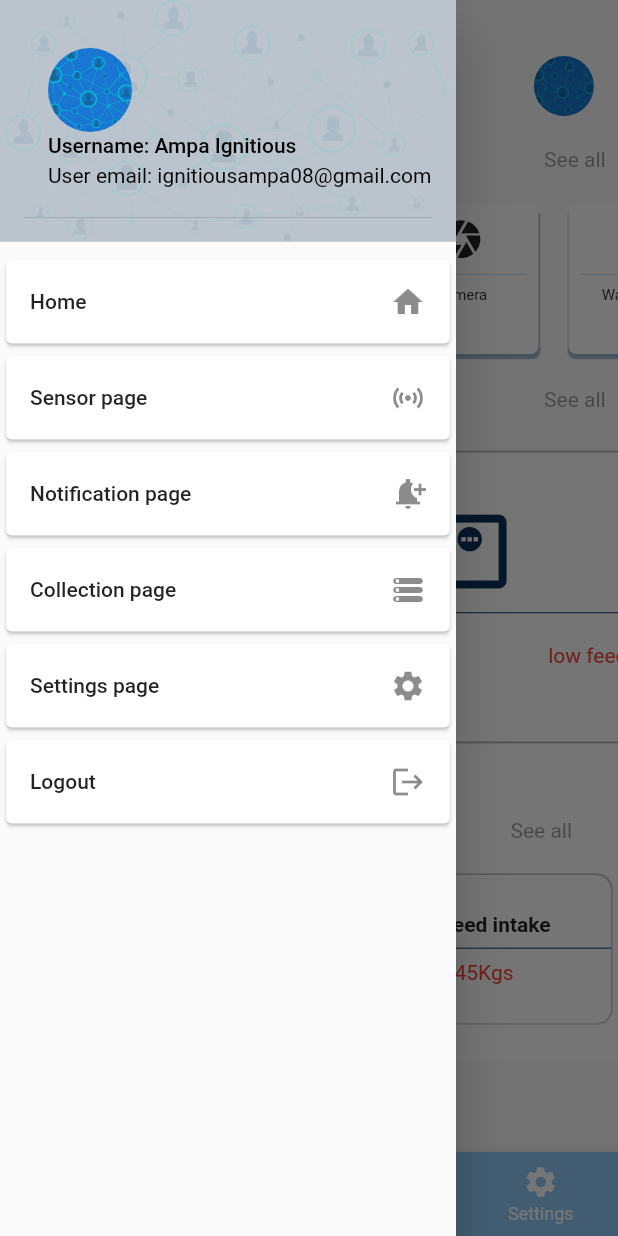
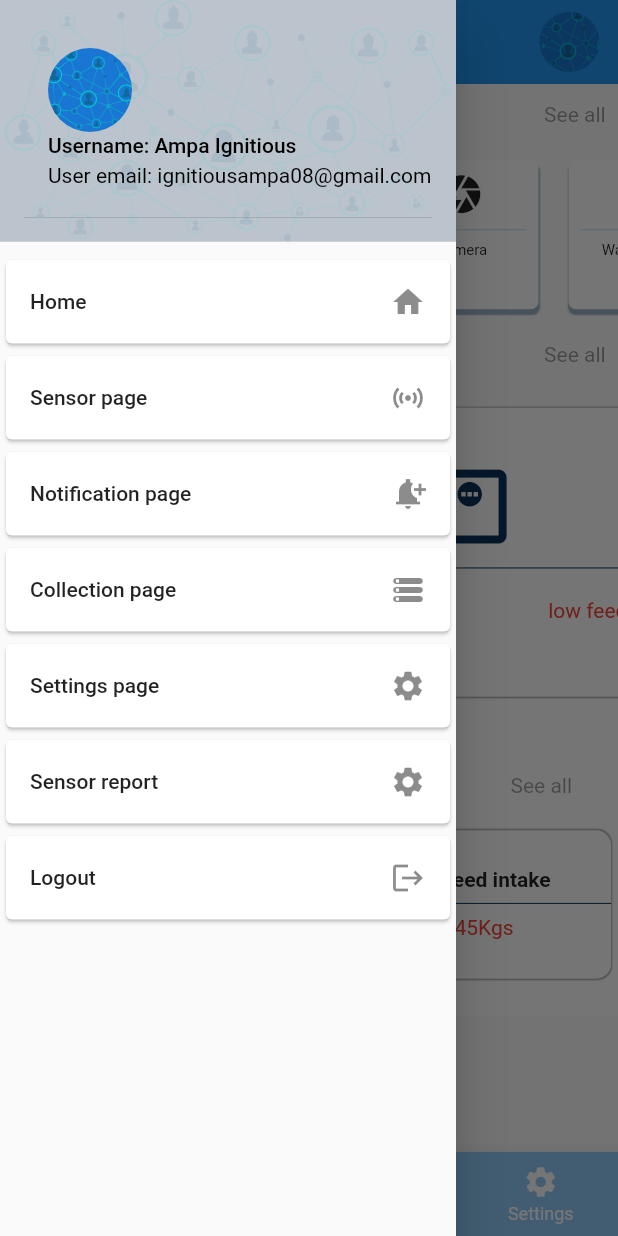
Before and after one commit to ampaignitious/apmsapplication, a Flutter app: the DefaultPageScreen screen opened directly, with the side drawer open, on a phone screen of 412 x 824 dp. Run offline on Flutter 3.47's test engine with Material 2 defaults, Android fonts, the phone set to English and light mode, and no system bars; our stand-ins replace firebase_auth, firebase_core, flutter_local_notifications; accounts and stored records are empty; network calls fail.

Commit message:
finished most of the app functionality

```diff
--- a/lib/Screens/defaultPageScreen.dart
+++ b/lib/Screens/defaultPageScreen.dart
@@ -5,6 +5,7 @@ import 'package:ampsapp/Screens/settingScreen.dart';
 import 'package:flutter/material.dart';
 
 import '../widgets/appDrawer/appDrawer.dart';
+import '../widgets/userAccountWidgets/userConfigurationPage.dart';
 import 'homeScreen.dart';
 
 class DefaultPageScreen extends StatefulWidget {
@@ -20,7 +21,6 @@ class _DefaultPageScreenState extends State<DefaultPageScreen> {
   List Page = [
  HomeScreen(),
  SensorsScreen(),
-//  NotificationScreen(),
  CollectionScreen(),
  SettingScreen(),
 
@@ -31,9 +31,33 @@ class _DefaultPageScreenState extends State<DefaultPageScreen> {
     });
     }
   Widget build(BuildContext context) {
-
+    final size = MediaQuery.of(context).size;
     return Scaffold(
       drawer: AppDrawer(),
+      appBar: AppBar(
+        elevation: 0,
+        title: Center(
+          child: Column(
+            children: [
+              Text("APMS", style: TextStyle(fontSize: size.height*0.05, fontWeight: FontWeight.bold)),
+              Text("Making poultry farming efficient with technology", style: TextStyle(fontSize: size.height*0.009),)
+
+            ],
+          ),
+        ),
+        actions: [
+                    InkWell(
+            onTap: (){
+              Navigator.push(context, MaterialPageRoute(builder: (context){
+                return UserConfigurationPage();
+              }));
+            },
+            child: Padding(
+              padding: EdgeInsets.only(right: size.width*0.03),
+              child: CircleAvatar(backgroundImage: AssetImage("assets/image1.png"),),
+            ))
+        ],
+      ),
       body: Page[_selectedIndex],
 bottomNavigationBar: BottomNavigationBar(
   backgroundColor:Colors.blue[200],
--- a/lib/Screens/homeScreen.dart
+++ b/lib/Screens/homeScreen.dart
@@ -38,9 +38,9 @@ class _HomeScreenState extends State<HomeScreen> {
       child: Scaffold(
         body:Column(
           children: [
-            SizedBox(height: size.height*0.035,),
+            // SizedBox(height: size.height*0.035,),
     // selfmade appbar structure
-    AppbarWidget(),
+    // AppbarWidget(),
     //
     SizedBox(height: size.height*0.015,),
     RowTextDisplayWidget(description: "Some of active sensors",),
@@ -60,7 +60,7 @@ class _HomeScreenState extends State<HomeScreen> {
       //
     //
     SizedBox(height: size.height*0.015,),
-    RowTextDisplayWidget2(description: "Some of System readings",),
+    RowTextDisplayWidget2(description: "Real time sensor readings",),
     // Card displaying some of system readings
     SizedBox(height: size.height*0.025,),
     SystemReadingWidget(),
--- a/lib/Screens/notificationScreen.dart
+++ b/lib/Screens/notificationScreen.dart
@@ -38,9 +38,6 @@ class _NotificationScreenState extends State<NotificationScreen> {
     final size = MediaQuery.of(context).size;
     return Column(
       children: [
-SizedBox(height: size.height*0.035,),
-          // selfmade appbar structure
-AppbarWidget(),
 //
          SizedBox(height: size.height*0.02,),
         Padding(
--- a/lib/Screens/settingScreen.dart
+++ b/lib/Screens/settingScreen.dart
@@ -11,9 +11,6 @@ class _SettingScreenState extends State<SettingScreen> {
   @override
   Widget build(BuildContext context) {
     return Scaffold(
-      appBar: AppBar(
-        title: Text("settings page"),
-      ),
     );
   }
 }
--- a/lib/main.dart
+++ b/lib/main.dart
@@ -21,6 +21,7 @@ final AuthService _authService = AuthService();
       debugShowCheckedModeBanner: false,
       title: 'apms',
       home:_authService.isUserLoggedIn() ? DefaultPageScreen() : LoginScreen(),
+      // home: DefaultPageScreen(),
     );
   }
 }
--- a/lib/widgets/appDrawer/appDrawer.dart
+++ b/lib/widgets/appDrawer/appDrawer.dart
@@ -2,6 +2,7 @@ import 'package:flutter/material.dart';
 
 import '../../Screens/authentication/loginLogic.dart';
 import '../../Screens/authentication/loginScreen.dart';
+import '../sensoConfigurationScreenWidgets/sensorReport.dart';
 
 class AppDrawer extends StatefulWidget {
   const AppDrawer({super.key});
@@ -95,6 +96,19 @@ class _AppDrawerState extends State<AppDrawer> {
                     trailing: Icon(Icons.settings),
                   ),
             ),
+             Card(
+              child: ListTile(
+                    title: const Text('Sensor report'),
+                    onTap: () {
+                      // Update the state of the app.
+                      // ...
+                      Navigator.push(context, MaterialPageRoute(builder: (context){
+                        return SensorReport();
+                      }));
+                    },
+                    trailing: Icon(Icons.settings),
+                  ),
+            ),
                         Card(
               child: ListTile(
                     title: const Text('Logout'),
--- a/lib/widgets/collectionScreenWidgets/temperatureData.dart
+++ b/lib/widgets/collectionScreenWidgets/temperatureData.dart
@@ -47,7 +47,7 @@ class _TemperatureDataReadingState extends State<TemperatureDataReading> {
       // Check for temperature greater than 27 and trigger notification
       temperatureData.forEach((reading) {
         if (reading.temperatureReading > 27) {
-          showNotification(reading.systemId, reading.temperatureReading);
+          // showNotification(reading.systemId, reading.temperatureReading);
         }
       });
 
@@ -104,7 +104,7 @@ void showNotification(String systemId, double temperatureReading) async {
                 return Card(
                   child: ListTile(
                     title: Text('System ID: ${data.systemId}'),
-                    subtitle: data.temperatureReading > 37
+                    subtitle: data.temperatureReading > 32
                         ? Text(
                             'Temperature Reading: ${data.temperatureReading} C',
                             style: TextStyle(color: Colors.red),
--- a/lib/widgets/collectionScreenWidgets/waterCollectionData.dart
+++ b/lib/widgets/collectionScreenWidgets/waterCollectionData.dart
@@ -32,7 +32,7 @@ class _WaterCollectionState extends State<WaterCollection> {
 
       return temperatureData;
     } else {
-      throw Exception('Failed to load temperature data');
+      throw Exception('Failed to load water level data');
     }
   }
 
--- a/lib/widgets/homeScreenWidgets/rowTextDisplayWidget.dart
+++ b/lib/widgets/homeScreenWidgets/rowTextDisplayWidget.dart
@@ -42,7 +42,7 @@ import 'package:flutter/material.dart';
      child: Row(
       mainAxisAlignment: MainAxisAlignment.spaceBetween,
      children: [
-      Text("${description}", style: TextStyle(color: Colors.blue),),
+      Text("${description}", style: TextStyle(color: Colors.blue ),),
       InkWell(
          hoverColor: Colors.amber,
         onTap: (){
--- a/lib/widgets/homeScreenWidgets/systemReadingWidget.dart
+++ b/lib/widgets/homeScreenWidgets/systemReadingWidget.dart
@@ -87,12 +87,12 @@ void showNotification(String systemId, double reading , String alertname) async
   Widget build(BuildContext context) {
     // reading current temperature sensor vlaue, sending notifiction if there is temperature raise
         final temperatureProvider = Provider.of<TemperatureProvider>(context);
-        if (double.parse(temperatureProvider.temperatureReading) > 27) {
+        if (double.parse(temperatureProvider.temperatureReading) > 33) {
                   setState(() {
                     temperatureSensorStatus = "High temperature";
                   });
         showNotification(temperatureProvider.SystemId, double.parse(temperatureProvider.temperatureReading), temperatureProvider.AlertName);
-        }else if( double.parse(temperatureProvider.temperatureReading) < 27){
+        }else if( double.parse(temperatureProvider.temperatureReading) >= 27 && double.parse(temperatureProvider.temperatureReading) < 33){
                   setState(() {
                     temperatureSensorStatus = "Normal range";
                   });
@@ -103,13 +103,13 @@ void showNotification(String systemId, double reading , String alertname) async
 
     // reading current water sensor vlaue, sending notifiction if there is water raise
          final waterProvider = Provider.of<WaterProvider>(context);
-        if (double.parse(waterProvider.waterReading) < 100) {
+        if (double.parse(waterProvider.waterReading) <  0) {
                   setState(() {
                     waterSensorStatus = "Low water";
                   });
 
           showNotification(waterProvider.SystemId, double.parse(waterProvider.waterReading), waterProvider.AlertName);
-        }else if( double.parse(waterProvider.waterReading) >200 ){
+        }else if( double.parse(waterProvider.waterReading) ==0 ){
                   setState(() {
                     waterSensorStatus = "Enough water";
                   });
--- a/lib/widgets/sensoConfigurationScreenWidgets/sensorDisplayWidget.dart
+++ b/lib/widgets/sensoConfigurationScreenWidgets/sensorDisplayWidget.dart
@@ -17,6 +17,7 @@ class _SensorDisplayWidgetState extends State<SensorDisplayWidget> {
     Icons.alarm,
     Icons.camera,
     Icons.water,
+    Icons.security
     ];
     List iconnames=[
       "Light control section",
@@ -24,10 +25,10 @@ class _SensorDisplayWidgetState extends State<SensorDisplayWidget> {
       "Alarm  Section",
       "Camera  Sensor",
       "Water sensor",
+      "Security Section"
     ];
     List number=[
-      // "3","2","1","1","1"
-      3,2,1,1,1
+      3,1,1,1,1,1
     ];
   Widget build(BuildContext context) {
     final size = MediaQuery.of(context).size;
```
Also changed, not shown: lib/Screens/authentication/loginScreen.dart (+0 -30 lines), lib/Screens/collectionScreen.dart (+10 -9 lines), lib/Screens/sensorsScreen.dart (+5 -11 lines), lib/widgets/collectionScreenWidgets/imageDisplay.dart (added, +54 -0 lines), lib/widgets/sensoConfigurationScreenWidgets/configurationSensorScreen.dart (+39 -7 lines).
